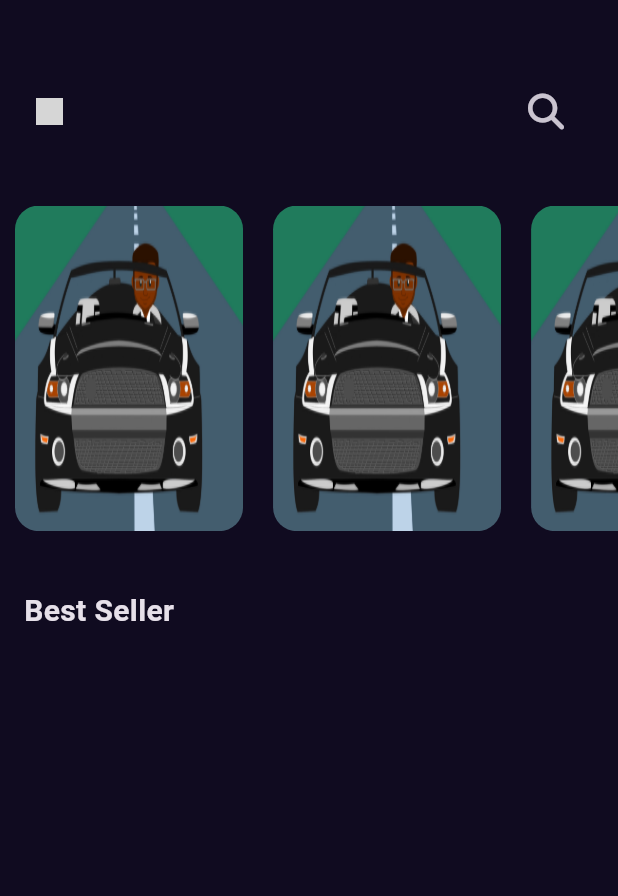
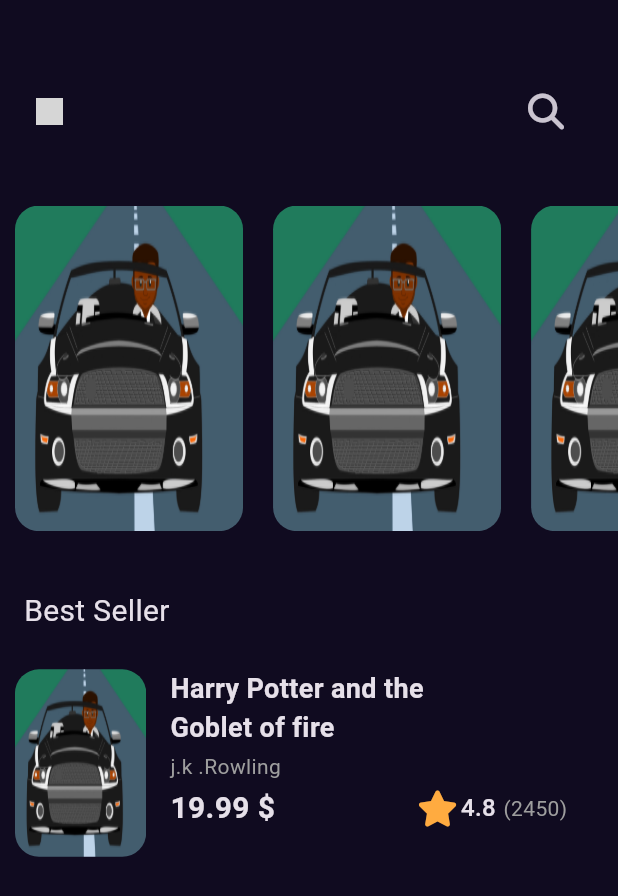
Before and after one commit to m7md015sh/bookly_app, a Flutter app: the screen it shows after launch, on a phone screen of 412 x 824 dp. Shown: the top 896 px of the screen. Run offline on Flutter 3.47's test engine with Material 3 defaults, Android fonts, the phone set to English and light mode, and no system bars; our stand-ins replace font_awesome_flutter, get, google_fonts; grey boxes are pictures that could not be loaded.

Commit message:
make custom best_seller list view item

```diff
--- a/lib/core/utils/constants.dart
+++ b/lib/core/utils/constants.dart
@@ -1 +1,2 @@
 const kTimeTransaction=Duration(milliseconds: 250);
+const kGtSectraFine = 'GT Sectra Fine';
--- a/lib/core/utils/styles.dart
+++ b/lib/core/utils/styles.dart
@@ -1,9 +1,31 @@
+
+import 'package:bookly_app/core/utils/constants.dart';
 import 'package:flutter/cupertino.dart';
 
-abstract class Styles{
-  static const titleMedium=TextStyle(
-    fontSize: 20.0,
+abstract class Styles {
+  static const textStyle18 = TextStyle(
+    fontSize: 18,
     fontWeight: FontWeight.w600,
+  );
+  static const textStyle20 = TextStyle(
+    fontSize: 20,
+    fontWeight: FontWeight.normal,
+  );
+  static const textStyle30 = TextStyle(
+    fontSize: 30,
+    fontWeight: FontWeight.w900,
+    fontFamily: kGtSectraFine,
+    letterSpacing: 1.2,
+  );
+  static const textStyle14 = TextStyle(
+    fontSize: 14,
+    fontWeight: FontWeight.normal,
+  );
 
+  static const textStyle16 = TextStyle(
+    fontSize: 16,
+    fontWeight: FontWeight.w500,
   );
 }
+
+const TextStyle textStyle = TextStyle();
--- /dev/null
+++ b/lib/features/home/presentation/views/widgets/custom_best_seller_list_view_item.dart
@@ -0,0 +1,77 @@
+import 'package:bookly_app/core/utils/assets/assets_paths.dart';
+import 'package:bookly_app/core/utils/styles.dart';
+import 'package:flutter/material.dart';
+import 'package:font_awesome_flutter/font_awesome_flutter.dart';
+
+class BestSellerListViewItem extends StatelessWidget {
+  const BestSellerListViewItem({Key? key}) : super(key: key);
+
+  @override
+  Widget build(BuildContext context) {
+    return SizedBox(
+      height: 125,
+      child: Padding(
+        padding: const EdgeInsets.only(left: 10.0),
+        child: Row(
+          children: [
+            AspectRatio(
+              aspectRatio: 2.8 / 4,
+              child: Container(
+                decoration: BoxDecoration(
+                    borderRadius: BorderRadius.circular(16),
+                    image: const DecorationImage(
+                        image: AssetImage(AssetsPaths.testItem),
+                        fit: BoxFit.fill)),
+              ),
+            ),
+            Padding(
+              padding: const EdgeInsets.only(left: 16.0),
+              child: Column(
+                mainAxisAlignment: MainAxisAlignment.start,
+                crossAxisAlignment: CrossAxisAlignment.start,
+                children: [
+                  SizedBox(
+                    width: MediaQuery.of(context).size.width * .5,
+                    child: const Text(
+                      "Harry Potter and the Goblet of fire ",
+                      style: Styles.textStyle18,
+                      maxLines: 2,
+                      overflow: TextOverflow.ellipsis,
+                    ),
+                  ),
+                  const SizedBox(
+                    height: 3,
+                  ),
+                  Text(
+                    "j.k .Rowling",
+                    style: Styles.textStyle14.copyWith(color: Colors.grey),
+                  ),
+                  const SizedBox(
+                    height: 3,
+                  ),
+                  Row(
+                    children: [
+                      Text(
+                        "19.99 \$",
+                        style: Styles.textStyle20
+                            .copyWith(fontWeight: FontWeight.bold),
+                      ),
+                      SizedBox(width: MediaQuery.of(context).size.width*.23,),
+
+                      Icon(FontAwesomeIcons.solidStar,color: Colors.orangeAccent,),
+                      SizedBox(width: 5,),
+
+                      Text("4.8",style: Styles.textStyle16,),
+                      SizedBox(width: 5,),
+                      Text("(2450)",style: Styles.textStyle14.copyWith(color: Colors.grey),)
+                    ],
+                  )
+                ],
+              ),
+            ),
+          ],
+        ),
+      ),
+    );
+  }
+}
--- a/lib/features/home/presentation/views/widgets/home_view_body.dart
+++ b/lib/features/home/presentation/views/widgets/home_view_body.dart
@@ -1,6 +1,7 @@
 import 'package:bookly_app/core/utils/assets/assets_paths.dart';
 import 'package:bookly_app/core/utils/styles.dart';
 import 'package:bookly_app/features/home/presentation/views/widgets/custom_app_bar.dart';
+import 'package:bookly_app/features/home/presentation/views/widgets/custom_best_seller_list_view_item.dart';
 import 'package:bookly_app/features/home/presentation/views/widgets/custom_list_view_item.dart';
 import 'package:bookly_app/features/home/presentation/views/widgets/featured_horizontal_books_list_view.dart';
 import 'package:flutter/material.dart';
@@ -19,8 +20,9 @@ class HomeViewBody extends StatelessWidget {
         FeaturedHorizontalBooksListView(),
         Padding(
           padding: EdgeInsets.symmetric(horizontal: 16.0,vertical: 24),
-          child: Text('Best Seller',style: Styles.titleMedium,),
+          child: Text('Best Seller',style: Styles.textStyle20,),
         ),
+        BestSellerListViewItem(),
 
       ],
     );
```
